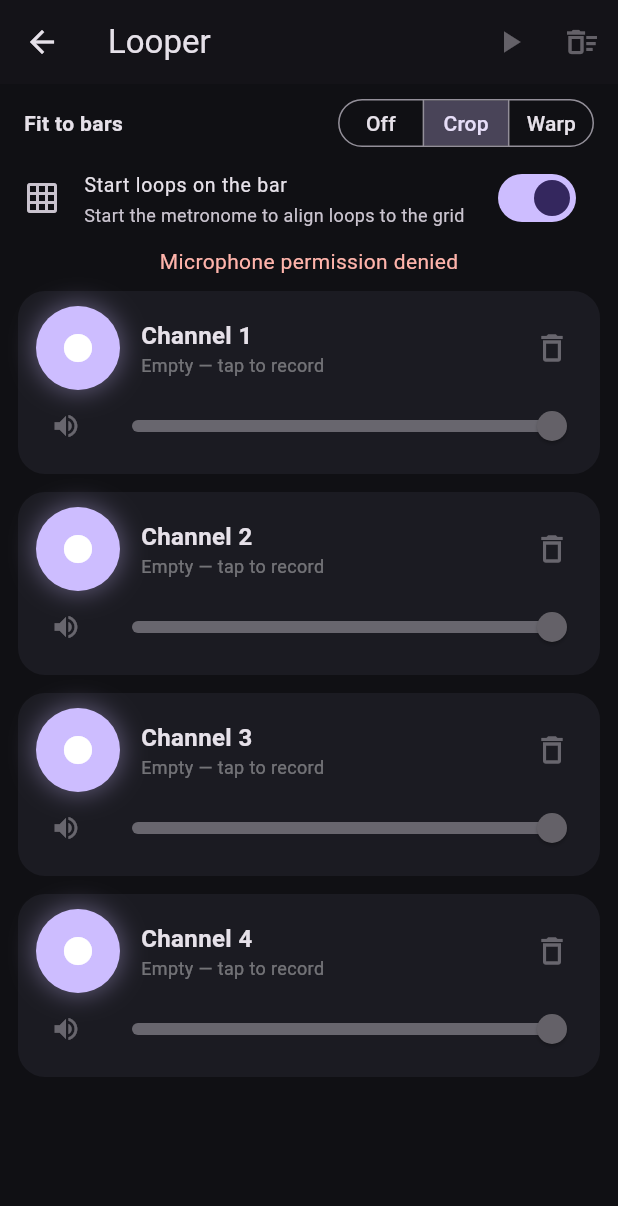
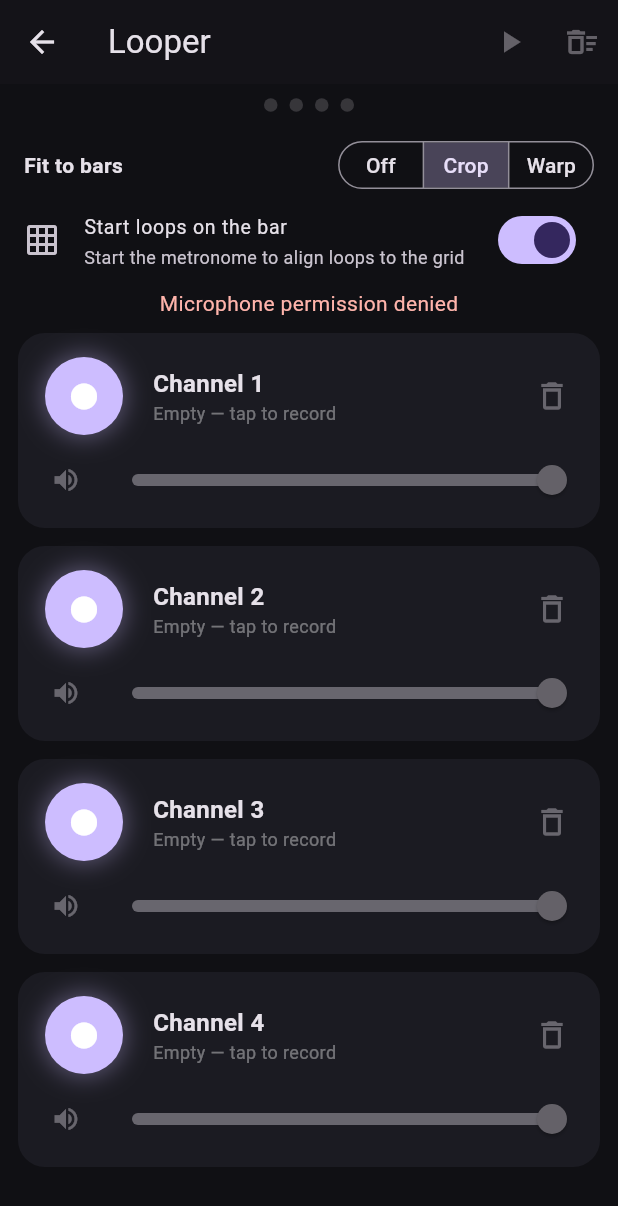
Before and after one commit to andreas83/rytma, a Flutter app: the LooperScreen screen opened directly, after a tap on the "fiber manual record" icon, on a phone screen of 412 x 824 dp. Shown: the top 1206 px of the screen. Run offline on Flutter 3.47's test engine with Material 3 defaults, Android fonts, the phone set to English and light mode, and no system bars; our stand-ins replace shared_preferences; missing offline and left inert: fftea, flutter_soloud, record; accounts and stored records are empty.

Commit message:
Add beat and recording-position indicators to the Looper
- Beat indicator: a row of dots above the looper controls lights up the
  current metronome beat (downbeat tinted), driven by controller.pulse so
  it repaints in isolation.
- Recording-position ring: the channel record pad now draws a progress ring
  that sweeps once per bar while recording (tracking captured audio length),
  and a breathing full ring while armed. Driven by a Ticker; loop length is
  read from LoopRecorder.recordedSamples (new getter exposing the live buffer).

```diff
--- a/lib/services/loop_recorder.dart
+++ b/lib/services/loop_recorder.dart
@@ -92,6 +92,10 @@ class LoopRecorder extends ChangeNotifier {
 
   int? get recordingIndex => _recordingIndex;
   bool get isRecording => _recordingIndex != null;
+
+  /// Mono samples captured so far in the in-progress recording (0 when not
+  /// recording). Lets the UI draw a live loop-position ring as audio streams in.
+  int get recordedSamples => (_recBuf?.length ?? 0) ~/ 2;
   String? get error => _error;
   bool get isEmpty => channels.every((c) => c.state == ChannelState.empty);
   bool get anyPlaying => channels.any((c) => c.state == ChannelState.playing);
--- a/lib/ui/screens/looper_screen.dart
+++ b/lib/ui/screens/looper_screen.dart
@@ -1,6 +1,10 @@
+import 'dart:math' as math;
+
 import 'package:flutter/material.dart';
+import 'package:flutter/scheduler.dart';
 import 'package:provider/provider.dart';
 
+import '../../engine/tick_event.dart';
 import '../../services/loop_recorder.dart';
 import '../../state/metronome_controller.dart';
 
@@ -44,6 +48,7 @@ class LooperScreen extends StatelessWidget {
       ),
       body: Column(
         children: [
+          _BeatIndicator(controller: controller),
           Padding(
             padding: const EdgeInsets.fromLTRB(16, 10, 16, 2),
             child: Row(
@@ -121,24 +126,11 @@ class _ChannelCard extends StatelessWidget {
           children: [
             Row(
               children: [
-                GestureDetector(
-                  onTap: () => recorder.tapChannel(channel.index),
-                  child: Container(
-                    width: 56,
-                    height: 56,
-                    decoration: BoxDecoration(
-                      shape: BoxShape.circle,
-                      color: style.fill,
-                      boxShadow: [
-                        BoxShadow(
-                          color: style.fill.withValues(alpha: 0.4),
-                          blurRadius: 14,
-                          spreadRadius: 1,
-                        ),
-                      ],
-                    ),
-                    child: Icon(style.icon, size: 28, color: Colors.white),
-                  ),
+                _RecordButton(
+                  recorder: recorder,
+                  channel: channel,
+                  fill: style.fill,
+                  icon: style.icon,
                 ),
                 const SizedBox(width: 14),
                 Expanded(
@@ -282,3 +274,198 @@ class _PadStyle {
   final IconData icon;
   final String label;
 }
+
+/// A row of dots that lights up the current metronome beat, so the looper shows
+/// where you are in the bar without watching the Metronome tab. Driven by the
+/// controller's [MetronomeController.pulse] so it repaints in isolation.
+class _BeatIndicator extends StatelessWidget {
+  const _BeatIndicator({required this.controller});
+
+  final MetronomeController controller;
+
+  @override
+  Widget build(BuildContext context) {
+    final scheme = Theme.of(context).colorScheme;
+    final beats = controller.state.timeSignature.beats;
+    return SizedBox(
+      height: 28,
+      child: ValueListenableBuilder<TickEvent?>(
+        valueListenable: controller.pulse,
+        builder: (context, tick, _) {
+          final active = (tick != null && tick.voice == 0) ? tick.beat : -1;
+          return Row(
+            mainAxisAlignment: MainAxisAlignment.center,
+            children: List.generate(beats, (i) {
+              final on = i == active;
+              final color = on
+                  ? (i == 0 ? scheme.tertiary : scheme.primary)
+                  : scheme.onSurface.withValues(alpha: 0.18);
+              return AnimatedContainer(
+                duration: const Duration(milliseconds: 70),
+                margin: const EdgeInsets.symmetric(horizontal: 4),
+                width: on ? 14 : 9,
+                height: on ? 14 : 9,
+                decoration: BoxDecoration(
+                  shape: BoxShape.circle,
+                  color: color,
+                  boxShadow: on
+                      ? [
+                          BoxShadow(
+                            color: color.withValues(alpha: 0.6),
+                            blurRadius: 8,
+                            spreadRadius: 1,
+                          ),
+                        ]
+                      : null,
+                ),
+              );
+            }),
+          );
+        },
+      ),
+    );
+  }
+}
+
+/// The circular record/transport pad with a live progress ring. While the
+/// channel records, the ring sweeps once per bar (tracking the captured audio
+/// length); while armed, it pulses to signal it fires on the next bar.
+class _RecordButton extends StatefulWidget {
+  const _RecordButton({
+    required this.recorder,
+    required this.channel,
+    required this.fill,
+    required this.icon,
+  });
+
+  final LoopRecorder recorder;
+  final LoopChannel channel;
+  final Color fill;
+  final IconData icon;
+
+  @override
+  State<_RecordButton> createState() => _RecordButtonState();
+}
+
+class _RecordButtonState extends State<_RecordButton>
+    with SingleTickerProviderStateMixin {
+  late final Ticker _ticker = createTicker((_) => setState(() {}));
+
+  bool get _animating =>
+      widget.channel.state == ChannelState.recording || widget.channel.isArmed;
+
+  void _syncTicker() {
+    if (_animating && !_ticker.isActive) {
+      _ticker.start();
+    } else if (!_animating && _ticker.isActive) {
+      _ticker.stop();
+    }
+  }
+
+  @override
+  void dispose() {
+    _ticker.dispose();
+    super.dispose();
+  }
+
+  @override
+  Widget build(BuildContext context) {
+    _syncTicker();
+
+    final recording = widget.channel.state == ChannelState.recording;
+    final armed = widget.channel.isArmed;
+    final bar = widget.recorder.barSamples;
+    final progress = recording && bar > 0
+        ? (widget.recorder.recordedSamples % bar) / bar
+        : 0.0;
+    // Armed pads breathe; the value cycles 0→1→0 a bit faster than once a second.
+    final pulse = armed
+        ? (0.5 + 0.5 * math.sin(DateTime.now().millisecondsSinceEpoch / 180))
+        : 0.0;
+
+    return GestureDetector(
+      onTap: () => widget.recorder.tapChannel(widget.channel.index),
+      child: SizedBox(
+        width: 64,
+        height: 64,
+        child: CustomPaint(
+          painter: _RingPainter(
+            color: widget.fill,
+            progress: progress,
+            recording: recording,
+            pulse: pulse,
+          ),
+          child: Center(
+            child: Container(
+              width: 52,
+              height: 52,
+              decoration: BoxDecoration(
+                shape: BoxShape.circle,
+                color: widget.fill,
+                boxShadow: [
+                  BoxShadow(
+                    color: widget.fill.withValues(alpha: 0.4),
+                    blurRadius: 14,
+                    spreadRadius: 1,
+                  ),
+                ],
+              ),
+              child: Icon(widget.icon, size: 26, color: Colors.white),
+            ),
+          ),
+        ),
+      ),
+    );
+  }
+}
+
+/// Paints the progress ring around a [_RecordButton]: a faint track plus a
+/// bright arc that sweeps with the recording position (or a pulsing full ring
+/// while armed).
+class _RingPainter extends CustomPainter {
+  _RingPainter({
+    required this.color,
+    required this.progress,
+    required this.recording,
+    required this.pulse,
+  });
+
+  final Color color;
+  final double progress;
+  final bool recording;
+  final double pulse;
+
+  @override
+  void paint(Canvas canvas, Size size) {
+    if (!recording && pulse == 0.0) return;
+    final center = size.center(Offset.zero);
+    final radius = size.width / 2 - 2;
+    final rect = Rect.fromCircle(center: center, radius: radius);
+
+    final track = Paint()
+      ..style = PaintingStyle.stroke
+      ..strokeWidth = 3
+      ..color = color.withValues(alpha: 0.25);
+    canvas.drawCircle(center, radius, track);
+
+    final arc = Paint()
+      ..style = PaintingStyle.stroke
+      ..strokeWidth = 3
+      ..strokeCap = StrokeCap.round
+      ..color = Colors.white.withValues(alpha: recording ? 0.95 : 0.4 + 0.5 * pulse);
+
+    if (recording) {
+      canvas.drawArc(rect, -math.pi / 2, 2 * math.pi * progress, false, arc);
+    } else {
+      // Armed: a breathing full ring.
+      canvas.drawCircle(center, radius, arc);
+    }
+  }
+
+  @override
+  bool shouldRepaint(_RingPainter old) =>
+      old.progress != progress ||
+      old.recording != recording ||
+      old.pulse != pulse ||
+      old.color != color;
+}
```
